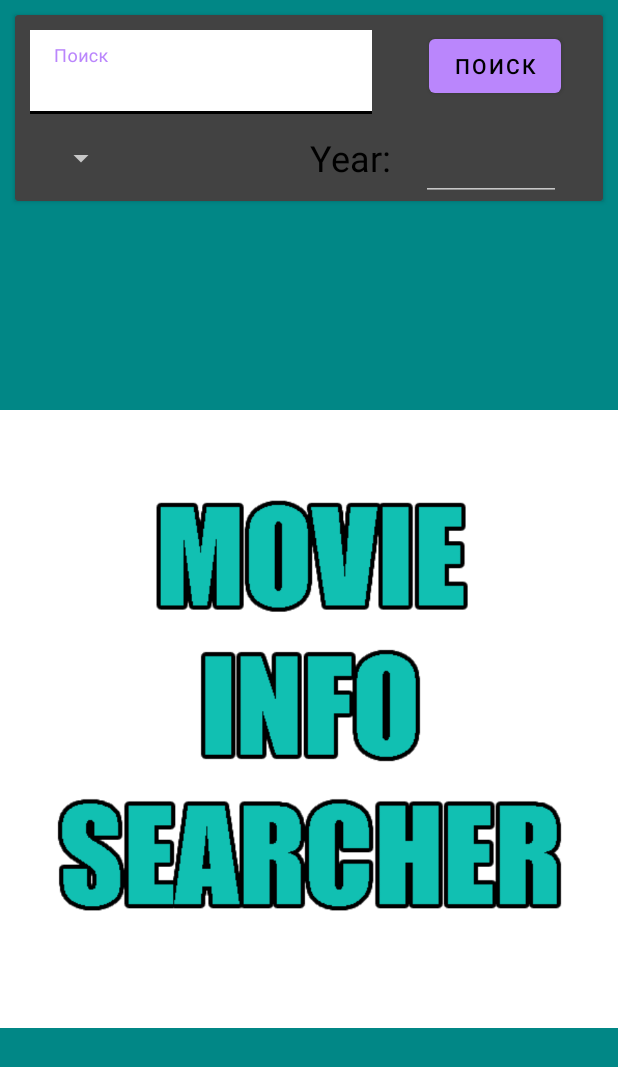
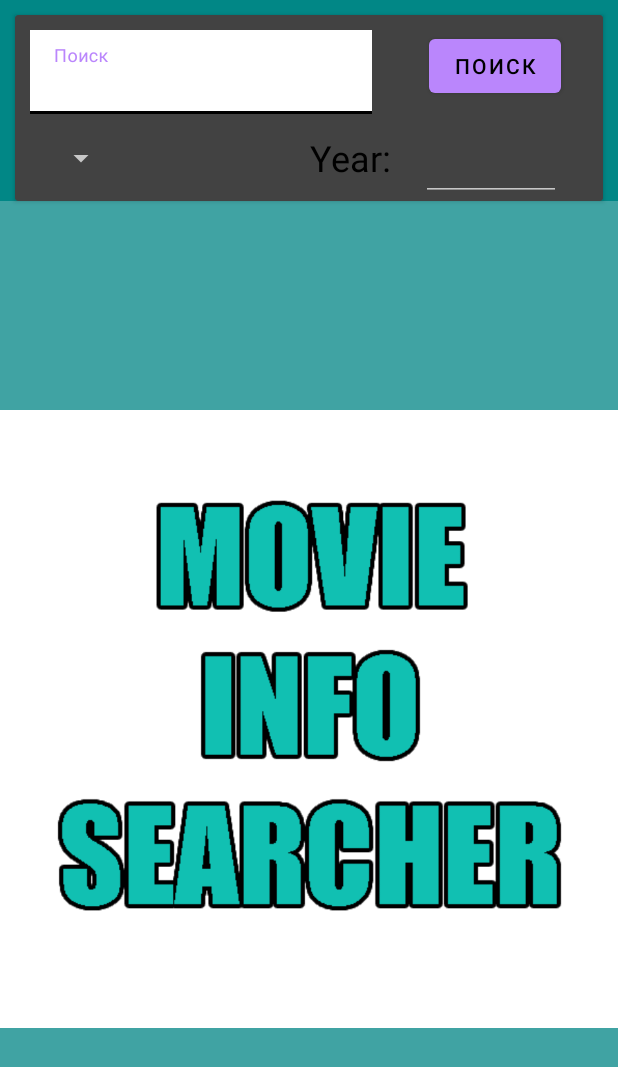
Before and after one commit to oldr1990/Movies, an Android app: the layout main_fragment.xml on its own in the app's theme, with its tools: preview values and no code run, on a phone screen of 412 x 824 dp. Shown: the top 1067 px of the screen. Run offline under Robolectric (Android 15) with nearby library versions, the light colour scheme and no system bars.

Commit message:
more little fix

```diff
--- a/app/src/main/java/com/example/mymovies/ui/adapters/PagingAdapter.kt
+++ b/app/src/main/java/com/example/mymovies/ui/adapters/PagingAdapter.kt
@@ -52,7 +52,7 @@ class PagingAdapter : PagingDataAdapter<Movie, PagingAdapter.ViewHolder>(MovieDe
         val job = GlobalScope.launch {
             holder.itemView.imageView.load(item.imgURL) {
                 error(R.drawable.sorry_no_image_availble)
-                scale(Scale.FIT)
+                scale(Scale.FILL)
                 crossfade(true)
                 crossfade(500)
                 transformations(object : Transformation {
--- a/app/src/main/res/layout/main_fragment.xml
+++ b/app/src/main/res/layout/main_fragment.xml
@@ -190,12 +190,13 @@
         android:id="@+id/backgroundImageMain"
         android:layout_width="0dp"
         android:layout_height="0dp"
+        android:background="@color/transparent_white"
         android:src="@drawable/movie_info_searcher"
         app:layout_constraintBottom_toBottomOf="parent"
         app:layout_constraintEnd_toEndOf="parent"
         app:layout_constraintHorizontal_bias="0.0"
         app:layout_constraintStart_toStartOf="parent"
         app:layout_constraintTop_toBottomOf="@+id/cardView"
-        app:layout_constraintVertical_bias="0.0" />
+        app:layout_constraintVertical_bias="0.0"></ImageView>
 </androidx.constraintlayout.widget.ConstraintLayout>
 </layout>
--- a/app/src/main/res/values/colors.xml
+++ b/app/src/main/res/values/colors.xml
@@ -15,6 +15,7 @@
     <color name="light_gray">#DFE1DF</color>
     <color name="gray">#656565</color>
     <color name="waiting_background">#8AFFFFFF</color>
-    <color name="transparent">#00FFFFFF</color>
+    <color name="transparent">#400C0606</color>
+    <color name="transparent_white">#40FAF6F6</color>
 
 </resources>
```
Also changed, not shown: app/src/main/res/layout/new_list.xml (+12 -7 lines).
